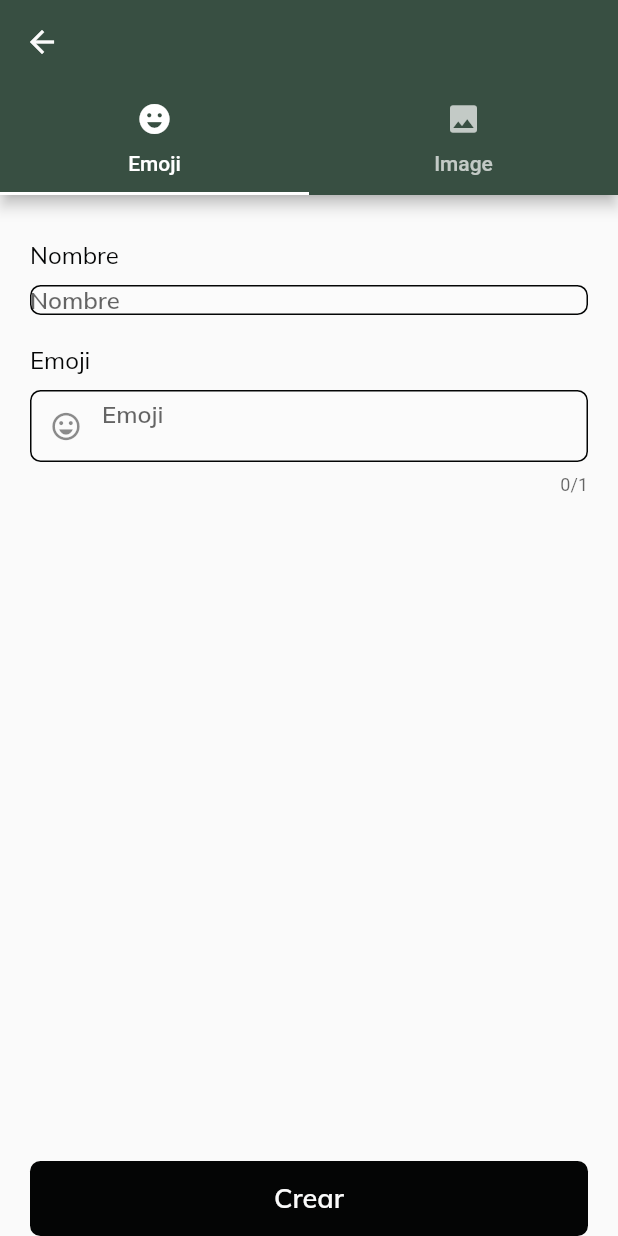
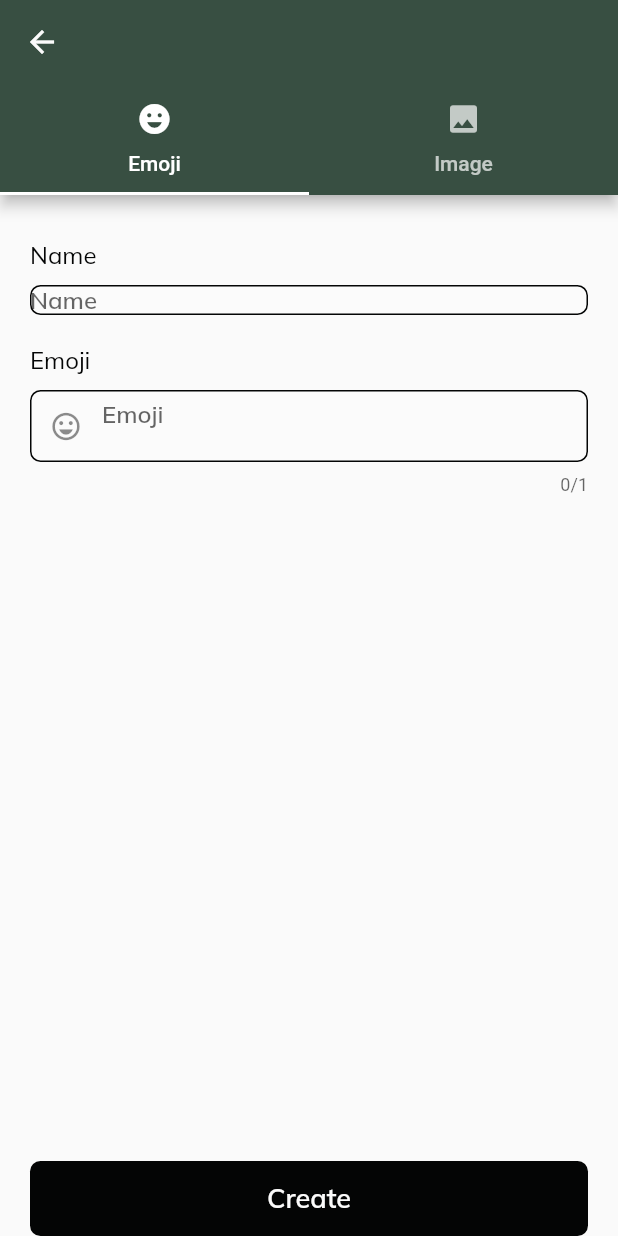
Before and after one commit to jairoportela/personal_finances_app, a Flutter app: the screen it shows after launch, after a tap on the "add" icon, on a phone screen of 412 x 824 dp. Run offline on Flutter 3.47's test engine with Material 2 defaults, Android fonts, the phone set to English and light mode, and no system bars; our stand-ins replace bloc, emoji_picker_flutter, equatable, flutter_bloc, google_fonts; generated files the repository leaves out were written again; network calls fail.

Commit message:
ADD: new text in diff languages

```diff
--- a/lib/categories/view/category_page_create.dart
+++ b/lib/categories/view/category_page_create.dart
@@ -7,6 +7,7 @@ import 'package:flutter_bloc/flutter_bloc.dart';
 import 'package:personal_finances_app/categories/bloc/add_category_bloc.dart';
 import 'package:personal_finances_app/categories/models/category.dart';
 import 'package:personal_finances_app/categories/repository/category_repository.dart';
+import 'package:personal_finances_app/l10n/l10n.dart';
 import 'package:personal_finances_app/provider/api_provider.dart';
 import 'package:personal_finances_app/widgets/custom_navigation_bar.dart';
 import 'package:personal_finances_app/widgets/input_text_field.dart';
@@ -68,6 +69,7 @@ class _CategoryCreateViewState extends State<CategoryCreateView> {
 
   @override
   Widget build(BuildContext context) {
+    final l10n = context.l10n;
     return BlocListener<AddCategoryBloc, AddCategoryState>(
       listener: (context, state) {
         if (state.status == AddCategoryStatus.successCreated ||
@@ -91,12 +93,12 @@ class _CategoryCreateViewState extends State<CategoryCreateView> {
         length: 2,
         child: Scaffold(
           appBar: AppBar(
-            bottom: const TabBar(
+            bottom: TabBar(
               tabs: [
-                Tab(icon: Icon(Icons.emoji_emotions), text: 'Emoji'),
+                const Tab(icon: Icon(Icons.emoji_emotions), text: 'Emoji'),
                 Tab(
-                  icon: Icon(Icons.image),
-                  text: 'Image',
+                  icon: const Icon(Icons.image),
+                  text: l10n.createCategoryImageTabTitle,
                 ),
               ],
             ),
@@ -171,7 +173,8 @@ class _CategoryCreateViewState extends State<CategoryCreateView> {
             ],
           ),
           bottomNavigationBar: ButtonNavBar(
-            labelText: widget.isEdit ? 'Editar' : 'Crear',
+            labelText:
+                widget.isEdit ? l10n.editButtonTitle : l10n.createButtonTitle,
             onPressed: () => context.read<AddCategoryBloc>().add(
                   const AddCategorySubmitted(),
                 ),
@@ -187,12 +190,13 @@ class _NameTextField extends StatelessWidget {
 
   @override
   Widget build(BuildContext context) {
+    final l10n = context.l10n;
     return LabelWidget(
-      label: 'Nombre',
+      label: l10n.nameHintText,
       child: TextFormField(
         textCapitalization: TextCapitalization.sentences,
         initialValue: context.read<AddCategoryBloc>().state.category.name,
-        decoration: const InputDecoration(hintText: 'Nombre'),
+        decoration: InputDecoration(hintText: l10n.nameHintText),
         onChanged: (value) =>
             context.read<AddCategoryBloc>().add(AddCategoryNameChanged(value)),
       ),
--- a/lib/l10n/arb/app_en.arb
+++ b/lib/l10n/arb/app_en.arb
@@ -7,5 +7,21 @@
     "categoriesAppBarTitle": "Categories",
     "@categoriesAppBarTitle": {
         "description": "Text shown in the AppBar of the Categories Page"
+    },
+    "createCategoryImageTabTitle": "Image",
+    "@createCategoryImageTabTitle": {
+        "description": "Text shown in the second label of the create Category TabBar"
+    },
+    "editButtonTitle": "Edit",
+    "@editButtonTitle": {
+        "description": "Text shown in a button to edit"
+    },
+    "createButtonTitle": "Create",
+    "@createButtonTitle": {
+        "description": "Text shown in a button to create"
+    },
+    "nameHintText": "Name",
+    "@nameHintText": {
+        "description": "Text shown as hint in a name textfield"
     }
 }
```
Also changed, not shown: lib/l10n/arb/app_es.arb (+16 -0 lines).
